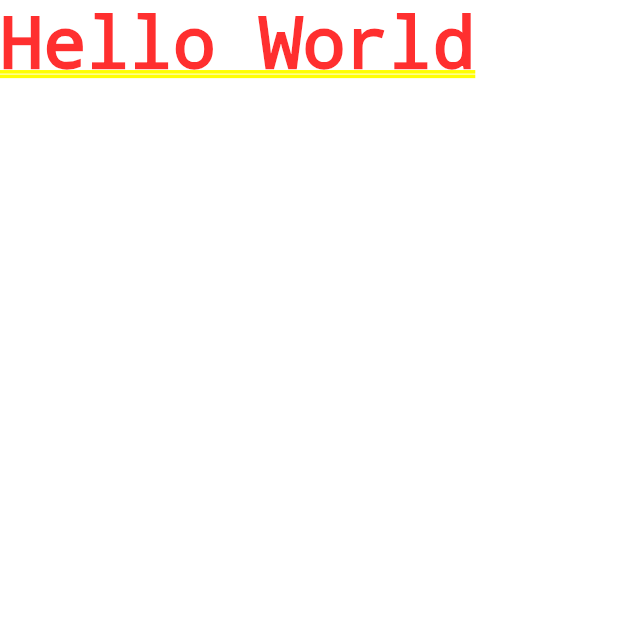
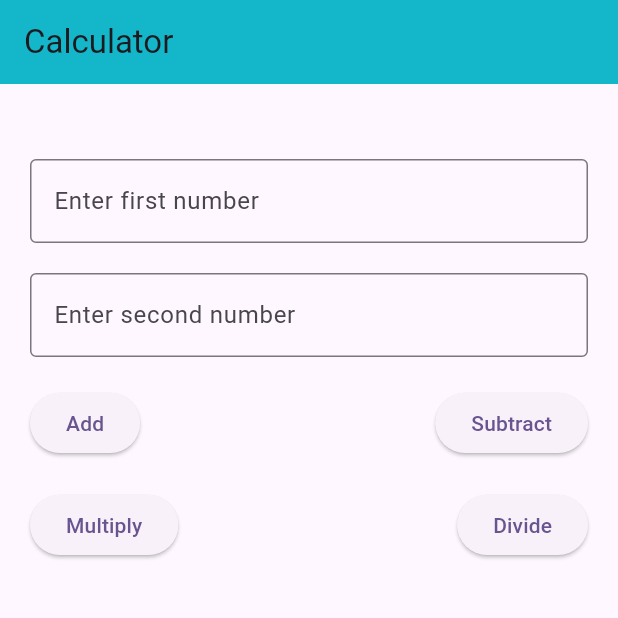
Before and after one commit to jisdulanjana/simple-calculator-flutter, a Flutter app: the screen it shows after launch, on a phone screen of 412 x 824 dp, the top half of it. Run offline on Flutter 3.47's test engine with Material 2 defaults, Android fonts, the phone set to English and light mode, and no system bars; our stand-ins replace device_preview.

Commit message:
add button

```diff
--- a/lib/home.dart
+++ b/lib/home.dart
@@ -10,6 +10,66 @@ class HomePage extends StatefulWidget {
 class _HomePageState extends State<HomePage> {
   @override
   Widget build(BuildContext context) {
-    return const Text('Hello World');
+    return Scaffold(
+      appBar: AppBar(
+          backgroundColor: Color.fromARGB(255, 19, 183, 201),
+          title: const Text('Calculator')),
+      body: Container(
+        padding: const EdgeInsets.all(20),
+        child: Column(
+          children: [
+            const SizedBox(
+              height: 30,
+            ),
+            const TextField(
+              decoration: InputDecoration(
+                  border: OutlineInputBorder(), hintText: 'Enter first number'),
+            ),
+            const SizedBox(
+              height: 20,
+            ),
+            const TextField(
+              decoration: InputDecoration(
+                  border: OutlineInputBorder(),
+                  hintText: 'Enter second number'),
+            ),
+            const SizedBox(
+              height: 20,
+            ),
+            Row(
+              mainAxisAlignment: MainAxisAlignment.spaceEvenly,
+              children: [
+                ElevatedButton(
+                  onPressed: () {},
+                  child: const Text('Add'),
+                ),
+                const Spacer(),
+                ElevatedButton(
+                  onPressed: () {},
+                  child: const Text('Subtract'),
+                ),
+              ],
+            ),
+            const SizedBox(
+              height: 20,
+            ),
+            Row(
+              mainAxisAlignment: MainAxisAlignment.spaceEvenly,
+              children: [
+                ElevatedButton(
+                  onPressed: () {},
+                  child: const Text('Multiply'),
+                ),
+                const Spacer(),
+                ElevatedButton(
+                  onPressed: () {},
+                  child: const Text('Divide'),
+                )
+              ],
+            )
+          ],
+        ),
+      ),
+    );
   }
 }
```
